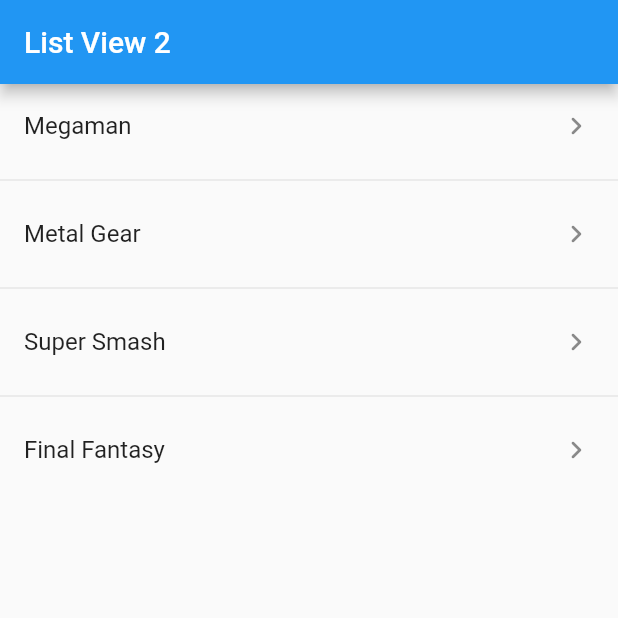
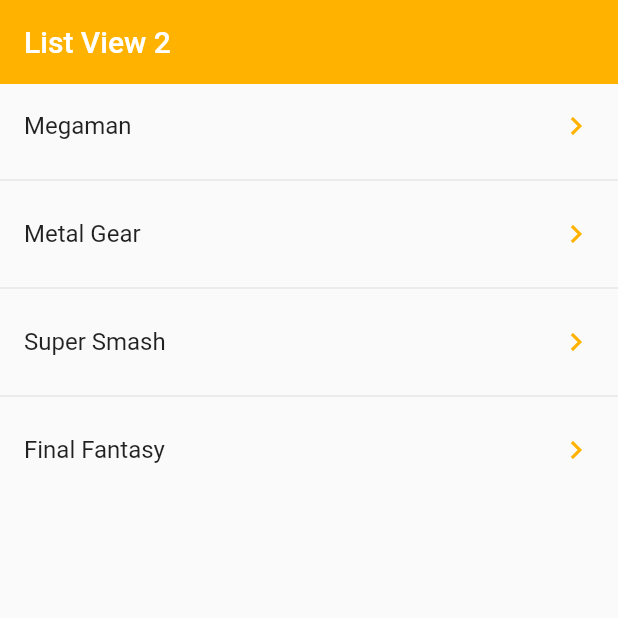
Before and after one commit to frannasich/Flutter-Components-App, a Flutter app: the screen it shows after launch, on a phone screen of 412 x 824 dp, the top half of it. Run offline on Flutter 3.47's test engine with Material 2 defaults, Android fonts, the light colour scheme and no system bars.

Commit message:
some visual changes

```diff
--- a/lib/screens/list_view2.dart
+++ b/lib/screens/list_view2.dart
@@ -12,14 +12,23 @@
 
   @override
   Widget build(BuildContext context) {
+    Color amberColor = Colors.amber.shade600;
+
     return Scaffold(
         appBar: AppBar(
           title: const Text('List View 2'),
+          backgroundColor: amberColor,
+          elevation: 0,
         ),
         body: ListView.separated(
             itemBuilder: (context, index) => ListTile(
                   title: Text(options[index]),
-                  trailing: const Icon(Icons.keyboard_arrow_right_rounded),
+                  trailing: Icon(Icons.keyboard_arrow_right_outlined,
+                      color: amberColor),
+                  onTap: () {
+                    final game = options[index];
+                    print(game);
+                  },
                 ),
             separatorBuilder: (_, __) => const Divider(),
             itemCount: options.length));
```
